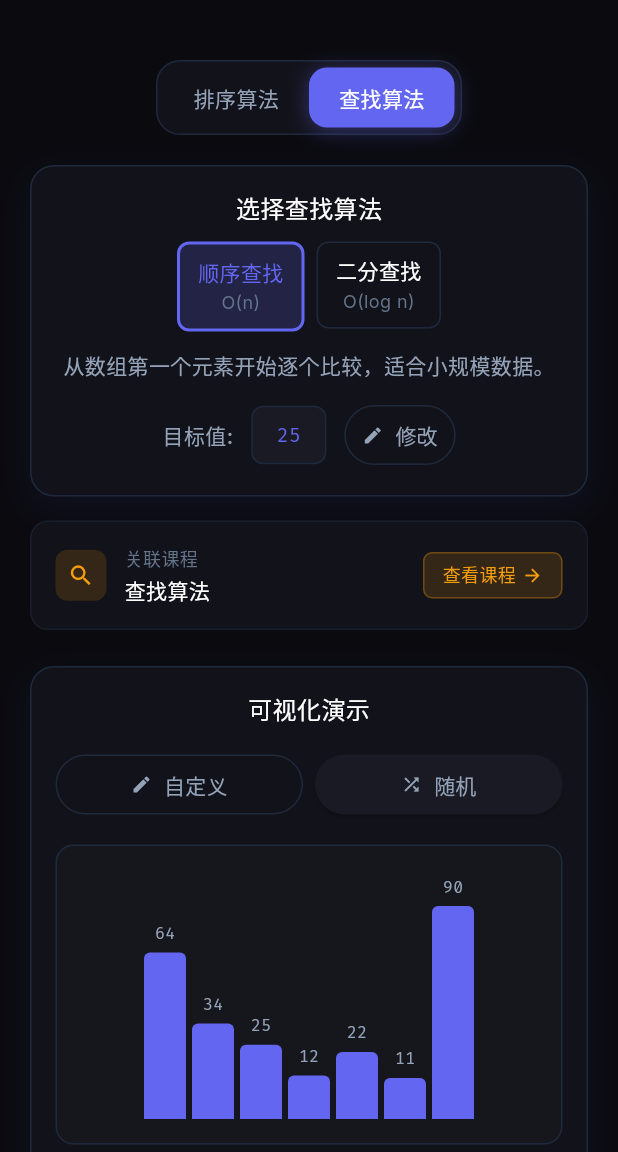
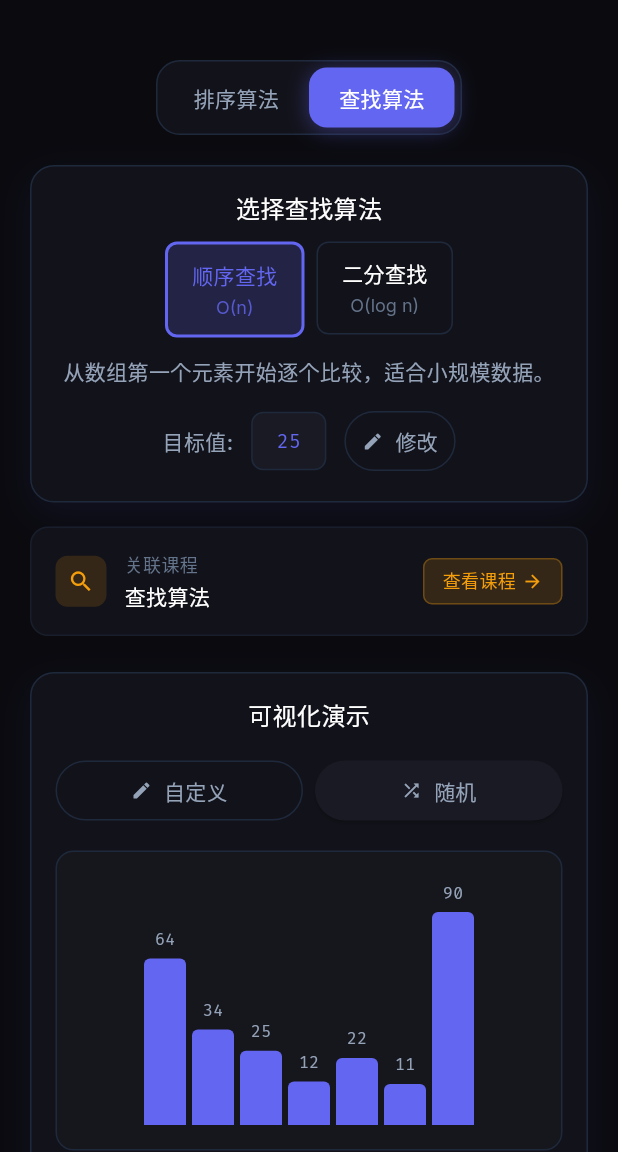
Before and after one commit to Waynelwb/codemotion, a Flutter app: the VisualizationPage screen opened directly, after a tap on "查找算法", on a phone screen of 412 x 824 dp, the part 84-1236 px from its top. Run offline on Flutter 3.47's test engine with Material 3 defaults, Android fonts, the phone set to English and light mode, and no system bars; our stand-ins replace flutter_markdown_plus, google_fonts; missing offline and left inert: markdown.

Commit message:
feat: add _SortAlgoCard widget with hover animations for algorithm selection

```diff
--- a/lib/pages/visualization_page.dart
+++ b/lib/pages/visualization_page.dart
@@ -756,47 +756,11 @@ class _VisualizationPageState extends State<VisualizationPage>
             runSpacing: isMobile ? 8 : 12,
             children: SortingAlgorithm.values.map((algo) {
               final isSelected = algo == _selectedSortAlgorithm;
-              return GestureDetector(
+              return _SortAlgoCard(
+                name: algo.name,
+                complexity: algo.complexity,
+                isSelected: isSelected,
                 onTap: () => _onSortAlgorithmChanged(algo),
-                child: AnimatedContainer(
-                  duration: const Duration(milliseconds: 200),
-                  padding: EdgeInsets.symmetric(
-                    horizontal: isMobile ? 12 : 16,
-                    vertical: isMobile ? 8 : 10,
-                  ),
-                  decoration: BoxDecoration(
-                    color: isSelected
-                        ? AppColors.primary.withValues(alpha: 0.2)
-                        : Colors.transparent,
-                    borderRadius: AppRadius.borderSm,
-                    border: Border.all(
-                      color: isSelected
-                          ? AppColors.primary
-                          : AppColors.border,
-                      width: isSelected ? 2 : 1,
-                    ),
-                  ),
-                  child: Column(
-                    crossAxisAlignment: CrossAxisAlignment.center,
-                    children: [
-                      Text(
-                        algo.name,
-                        style: AppFonts.labelLarge(
-                          color: isSelected
-                              ? AppColors.primary
-                              : AppColors.textPrimary,
-                        ),
-                      ),
-                      const SizedBox(height: 2),
-                      Text(
-                        algo.complexity,
-                        style: AppFonts.bodySmall(
-                          color: AppColors.textTertiary,
-                        ),
-                      ),
-                    ],
-                  ),
-                ),
               );
             }).toList(),
           ),
@@ -831,47 +795,11 @@ class _VisualizationPageState extends State<VisualizationPage>
             runSpacing: isMobile ? 8 : 12,
             children: SearchAlgorithm.values.map((algo) {
               final isSelected = algo == _selectedSearchAlgorithm;
-              return GestureDetector(
+              return _SortAlgoCard(
+                name: algo.name,
+                complexity: algo.complexity,
+                isSelected: isSelected,
                 onTap: () => _onSearchAlgorithmChanged(algo),
-                child: AnimatedContainer(
-                  duration: const Duration(milliseconds: 200),
-                  padding: EdgeInsets.symmetric(
-                    horizontal: isMobile ? 12 : 16,
-                    vertical: isMobile ? 8 : 10,
-                  ),
-                  decoration: BoxDecoration(
-                    color: isSelected
-                        ? AppColors.primary.withValues(alpha: 0.2)
-                        : Colors.transparent,
-                    borderRadius: AppRadius.borderSm,
-                    border: Border.all(
-                      color: isSelected
-                          ? AppColors.primary
-                          : AppColors.border,
-                      width: isSelected ? 2 : 1,
-                    ),
-                  ),
-                  child: Column(
-                    crossAxisAlignment: CrossAxisAlignment.center,
-                    children: [
-                      Text(
-                        algo.name,
-                        style: AppFonts.labelLarge(
-                          color: isSelected
-                              ? AppColors.primary
-                              : AppColors.textPrimary,
-                        ),
-                      ),
-                      const SizedBox(height: 2),
-                      Text(
-                        algo.complexity,
-                        style: AppFonts.bodySmall(
-                          color: AppColors.textTertiary,
-                        ),
-                      ),
-                    ],
-                  ),
-                ),
               );
             }).toList(),
           ),
@@ -1714,6 +1642,99 @@ void heapSort(vector<int>& arr) {
 }
 
 /// Toast notification widget
+/// A card widget for selecting a sorting algorithm with hover effects
+class _SortAlgoCard extends StatefulWidget {
+  const _SortAlgoCard({
+    required this.name,
+    required this.complexity,
+    required this.isSelected,
+    required this.onTap,
+  });
+
+  final String name;
+  final String complexity;
+  final bool isSelected;
+  final VoidCallback onTap;
+
+  @override
+  State<_SortAlgoCard> createState() => _SortAlgoCardState();
+}
+
+class _SortAlgoCardState extends State<_SortAlgoCard> {
+  bool _isHovered = false;
+
+  @override
+  Widget build(BuildContext context) {
+    return MouseRegion(
+      onEnter: (_) => setState(() => _isHovered = true),
+      onExit: (_) => setState(() => _isHovered = false),
+      cursor: SystemMouseCursors.click,
+      child: GestureDetector(
+        onTap: widget.onTap,
+        child: AnimatedContainer(
+          duration: Duration(milliseconds: _isHovered ? 100 : 200),
+          curve: Curves.easeOut,
+          padding: const EdgeInsets.symmetric(horizontal: 16, vertical: 10),
+          decoration: BoxDecoration(
+            color: widget.isSelected
+                ? AppColors.primary.withValues(alpha: 0.2)
+                : _isHovered
+                    ? AppColors.primary.withValues(alpha: 0.08)
+                    : Colors.transparent,
+            borderRadius: AppRadius.borderSm,
+            border: Border.all(
+              color: widget.isSelected
+                  ? AppColors.primary
+                  : _isHovered
+                      ? AppColors.primary.withValues(alpha: 0.5)
+                      : AppColors.border,
+              width: widget.isSelected ? 2 : 1,
+            ),
+            boxShadow: _isHovered && !widget.isSelected
+                ? [
+                    BoxShadow(
+                      color: AppColors.primary.withValues(alpha: 0.15),
+                      blurRadius: 8,
+                      offset: const Offset(0, 2),
+                    ),
+                  ]
+                : null,
+          ),
+          transform: _isHovered
+              ? (Matrix4.identity()..scale(1.03, 1.03, 1.0))
+              : Matrix4.identity(),
+          transformAlignment: Alignment.center,
+          child: Column(
+            mainAxisSize: MainAxisSize.min,
+            children: [
+              Text(
+                widget.name,
+                style: AppFonts.labelLarge(
+                  color: widget.isSelected
+                      ? AppColors.primary
+                      : _isHovered
+                          ? AppColors.primaryLight
+                          : AppColors.textPrimary,
+                ),
+              ),
+              const SizedBox(height: 2),
+              AnimatedDefaultTextStyle(
+                duration: Duration(milliseconds: _isHovered ? 100 : 200),
+                style: AppFonts.bodySmall(
+                  color: widget.isSelected
+                      ? AppColors.primary.withValues(alpha: 0.8)
+                      : AppColors.textTertiary,
+                ),
+                child: Text(widget.complexity),
+              ),
+            ],
+          ),
+        ),
+      ),
+    );
+  }
+}
+
 class _ToastWidget extends StatefulWidget {
   const _ToastWidget({
     required this.message,
```
